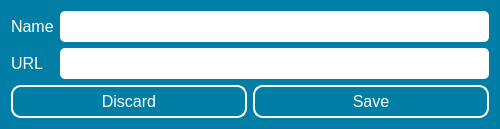
First picture: the form in ui files/add_url.ui, repository daniel-deru/Runner2, before the edit.
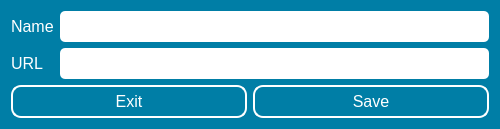
Second picture: the form after the edit.

Commit message: changed the discard text to exit and changes the inactive tab color from blue to black

What changed in the file:
```diff
--- a/ui files/add_url.ui
+++ b/ui files/add_url.ui
@@ -84,7 +84,7 @@
      <item>
       <widget class="QPushButton" name="btn_discard">
        <property name="text">
-        <string>Discard</string>
+        <string>Exit</string>
        </property>
       </widget>
      </item>
```
The commit also changes 29 other files.
